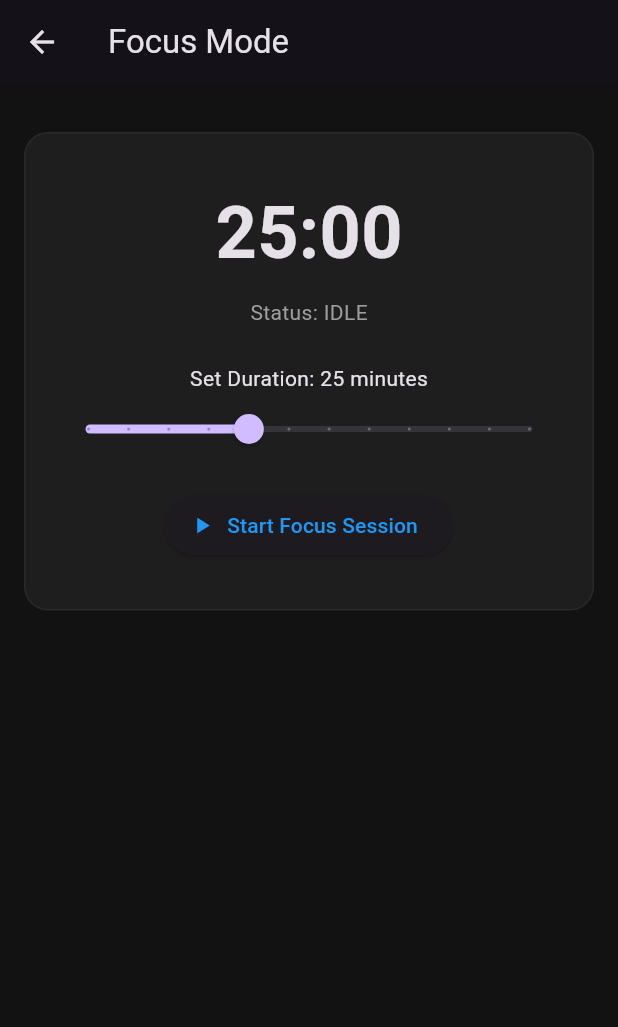
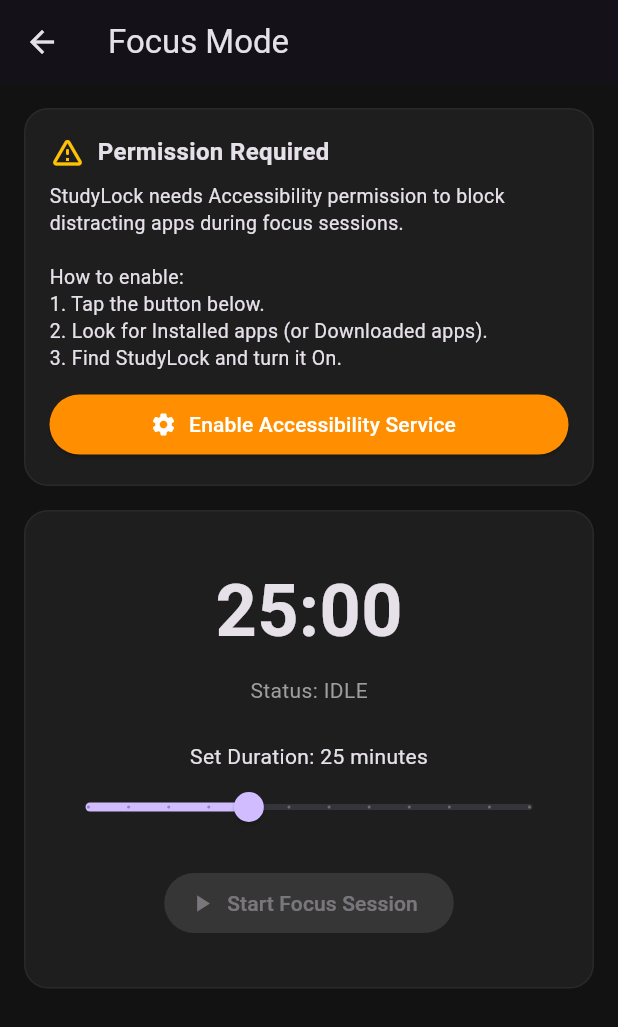
Before and after one commit to Ashwath-Palanisamy/study-lock, a Flutter app: the screen it shows after launch, after a tap on "Focus Mode", on a phone screen of 412 x 824 dp. Shown: the top 1027 px of the screen. Run offline on Flutter 3.47's test engine with Material 3 defaults, Android fonts, the phone set to English and light mode, and no system bars; our stand-ins replace dio, file_picker, flutter_markdown, flutter_riverpod, permission_handler; missing offline and left inert: flutter_accessibility_service, phone_state; network calls fail.

Commit message:
Refactor app lockdown functionality; replace LockdownService with AppBlockerService, implement accessibility checks, and update focus session handling

```diff
--- a/studylock/lib/api/api_config.dart
+++ b/studylock/lib/api/api_config.dart
@@ -1,3 +1,3 @@
 import 'package:dio/dio.dart';
 
-final Dio dioClient = Dio(BaseOptions(baseUrl: 'http://10.0.2.2:8000'));
+final Dio dioClient = Dio(BaseOptions(baseUrl: 'https://study-lock-xakx.onrender.com'));
--- a/studylock/lib/views/focus_mode_view.dart
+++ b/studylock/lib/views/focus_mode_view.dart
@@ -1,5 +1,6 @@
 import 'package:flutter/material.dart';
 import 'package:flutter_riverpod/flutter_riverpod.dart';
+import 'package:flutter_accessibility_service/flutter_accessibility_service.dart';
 import 'package:studylock/components/app_section.dart';
 import 'package:studylock/components/app_text.dart';
 import 'package:studylock/models/focus_timer_model.dart';
@@ -12,29 +13,114 @@
   ConsumerState<FocusModeView> createState() => _FocusModeViewState();
 }
 
-class _FocusModeViewState extends ConsumerState<FocusModeView> {
-  // Local state to track the user's chosen duration before starting
+class _FocusModeViewState extends ConsumerState<FocusModeView>
+    with WidgetsBindingObserver {
   double _selectedMinutes = 25;
+  bool _isAccessibilityEnabled = true;
+
+  @override
+  void initState() {
+    super.initState();
+    WidgetsBinding.instance.addObserver(this);
+    _checkAccessibilityPermission();
+  }
+
+  @override
+  void dispose() {
+    WidgetsBinding.instance.removeObserver(this);
+    super.dispose();
+  }
+
+  // Re-check permission whenever the user returns from system settings
+  @override
+  void didChangeAppLifecycleState(AppLifecycleState state) {
+    if (state == AppLifecycleState.resumed) {
+      _checkAccessibilityPermission();
+    }
+  }
+
+  Future<void> _checkAccessibilityPermission() async {
+    final enabled =
+        await FlutterAccessibilityService.isAccessibilityPermissionEnabled();
+    if (mounted) {
+      setState(() {
+        _isAccessibilityEnabled = enabled;
+      });
+    }
+  }
 
   @override
   Widget build(BuildContext context) {
     final session = ref.watch(focusProvider);
     final isIdle = session.state == FocusSessionState.idle;
 
-    // Show preview of selected minutes when idle, or actual remaining time when running
-    final displaySeconds = isIdle ? (_selectedMinutes * 60).toInt() : session.remainingSeconds;
+    final displaySeconds = isIdle
+        ? (_selectedMinutes * 60).toInt()
+        : session.remainingSeconds;
     final minutes = (displaySeconds ~/ 60).toString().padLeft(2, '0');
     final seconds = (displaySeconds % 60).toString().padLeft(2, '0');
 
     return Scaffold(
       appBar: AppBar(title: const Text('Focus Mode')),
       body: SafeArea(
-        child: Padding(
+        child: SingleChildScrollView(
           padding: const EdgeInsets.all(16.0),
           child: Column(
             crossAxisAlignment: CrossAxisAlignment.center,
             children: [
-              const SizedBox(height: 16),
+              // ⚠️ Accessibility Warning Banner (Shown if permission is off)
+              if (!_isAccessibilityEnabled) ...[
+                AppSection(
+                  child: Column(
+                    crossAxisAlignment: CrossAxisAlignment.start,
+                    children: [
+                      const Row(
+                        children: [
+                          Icon(
+                            Icons.warning_amber_rounded,
+                            color: Colors.amber,
+                          ),
+                          SizedBox(width: 8),
+                          Text(
+                            'Permission Required',
+                            style: TextStyle(
+                              fontWeight: FontWeight.bold,
+                              fontSize: 16,
+                            ),
+                          ),
+                        ],
+                      ),
+                      const SizedBox(height: 8),
+                      const Text(
+                        'StudyLock needs Accessibility permission to block distracting apps during focus sessions.\n\n'
+                        'How to enable:\n'
+                        '1. Tap the button below.\n'
+                        '2. Look for Installed apps (or Downloaded apps).\n'
+                        '3. Find StudyLock and turn it On.',
+                        style: TextStyle(fontSize: 13, height: 1.4),
+                      ),
+                      const SizedBox(height: 12),
+                      SizedBox(
+                        width: double.infinity,
+                        child: ElevatedButton.icon(
+                          style: ElevatedButton.styleFrom(
+                            backgroundColor: Colors.amber.shade800,
+                            foregroundColor: Colors.white,
+                          ),
+                          onPressed: () async {
+                            await FlutterAccessibilityService.requestAccessibilityPermission();
+                          },
+                          icon: const Icon(Icons.settings),
+                          label: const Text('Enable Accessibility Service'),
+                        ),
+                      ),
+                    ],
+                  ),
+                ),
+                const SizedBox(height: 16),
+              ],
+
+              // Main Page widgets
               AppSection(
                 child: Column(
                   children: [
@@ -48,11 +134,9 @@
                       ),
                     ),
                     const SizedBox(height: 8),
-                    // State label
                     AppText.body('Status: ${session.state.name.toUpperCase()}'),
                     const SizedBox(height: 24),
 
-                    // Controls switch dynamically based on whether the timer is running
                     if (isIdle) ...[
                       Text('Set Duration: ${_selectedMinutes.toInt()} minutes'),
                       Slider(
@@ -69,22 +153,32 @@
                       ),
                       const SizedBox(height: 16),
                       ElevatedButton.icon(
-                        onPressed: () {
-                          ref.read(focusProvider.notifier).startSessionTimer(_selectedMinutes.toInt());
-                        },
+                        onPressed: _isAccessibilityEnabled
+                            ? () {
+                                ref
+                                    .read(focusProvider.notifier)
+                                    .startSessionTimer(
+                                      _selectedMinutes.toInt(),
+                                    );
+                              }
+                            : null, // Disable button if accessibility is off
                         icon: const Icon(Icons.play_arrow),
                         label: const Text('Start Focus Session'),
-                        style: ElevatedButton.styleFrom(foregroundColor: Colors.blue),
+                        style: ElevatedButton.styleFrom(
+                          foregroundColor: Colors.blue,
+                        ),
                       ),
                     ] else ...[
                       ElevatedButton.icon(
-                        style: ElevatedButton.styleFrom(backgroundColor: Colors.redAccent,foregroundColor: Colors.white),
+                        style: ElevatedButton.styleFrom(
+                          backgroundColor: Colors.redAccent,
+                          foregroundColor: Colors.white,
+                        ),
                         onPressed: () {
                           ref.read(focusProvider.notifier).resetSessionTimer();
                         },
                         icon: const Icon(Icons.stop),
                         label: const Text('Reset Session'),
-
                       ),
                     ],
                     const SizedBox(height: 16),
--- a/studylock/pubspec.yaml
+++ b/studylock/pubspec.yaml
@@ -40,6 +40,7 @@
   flutter_markdown: ^0.7.7+1
   phone_state: ^4.0.1
   permission_handler: ^13.0.2
+  flutter_accessibility_service: ^1.2.0
 dev_dependencies:
   flutter_test:
     sdk: flutter
```
Also changed, not shown: studylock/lib/riverpod/focus_provider.dart (+39 -10 lines), studylock/lib/services/app_lockdown_service.dart (added, +29 -0 lines), studylock/lib/services/lockdown_service.dart (deleted, +0 -26 lines), studylock/pubspec.lock, 3 other files.
